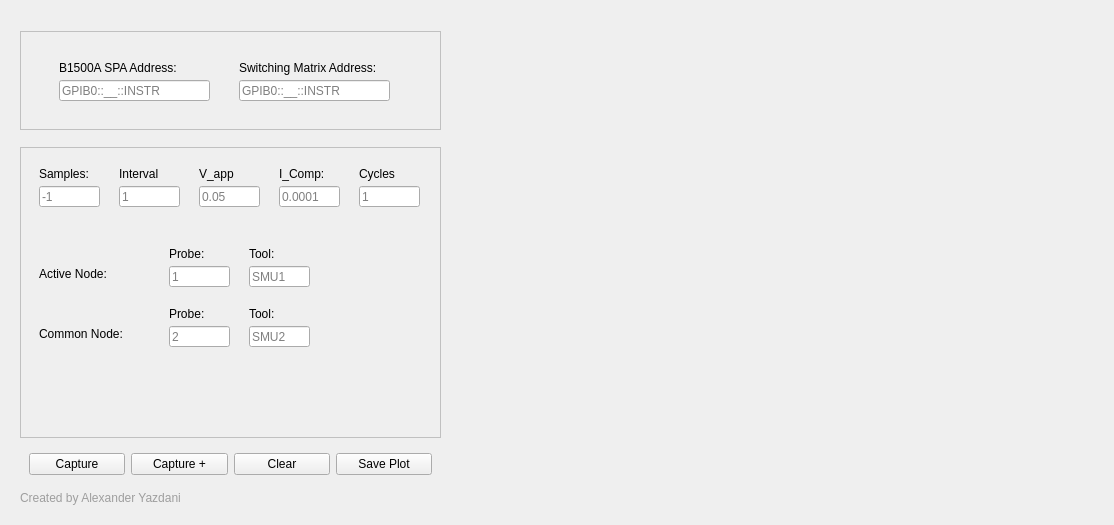
This is DC_Sampling_GUI_2Probe.ui in Alexyazdani/GUI_Testing as Qt 5 draws it before an edit. The edited form follows.
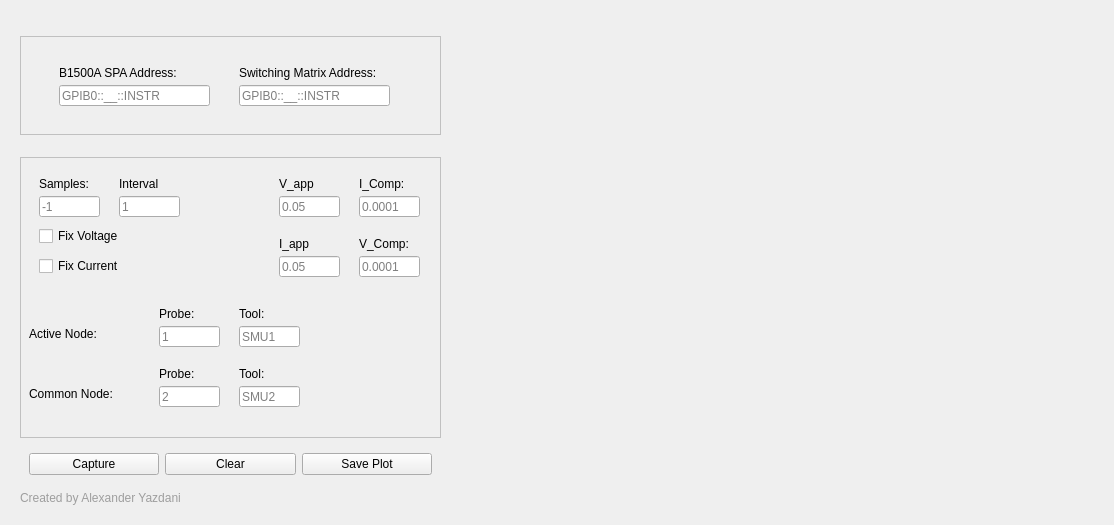
This is the edited form.

```diff
--- a/DC_Sampling_GUI_2Probe.ui
+++ b/DC_Sampling_GUI_2Probe.ui
@@ -148,13 +148,13 @@
         <property name="minimumSize">
          <size>
           <width>421</width>
-          <height>291</height>
+          <height>281</height>
          </size>
         </property>
         <property name="maximumSize">
          <size>
           <width>421</width>
-          <height>16777215</height>
+          <height>281</height>
          </size>
         </property>
         <property name="styleSheet">
@@ -214,7 +214,7 @@
            <widget class="QLineEdit" name="I_comp_entry">
             <property name="geometry">
              <rect>
-              <x>250</x>
+              <x>330</x>
               <y>30</y>
               <width>61</width>
               <height>21</height>
@@ -227,7 +227,7 @@
            <widget class="QLineEdit" name="v_step_entry">
             <property name="geometry">
              <rect>
-              <x>170</x>
+              <x>250</x>
               <y>30</y>
               <width>61</width>
               <height>21</height>
@@ -237,19 +237,6 @@
              <string>0.05</string>
             </property>
            </widget>
-           <widget class="QLineEdit" name="cycles_entry">
-            <property name="geometry">
-             <rect>
-              <x>330</x>
-              <y>30</y>
-              <width>61</width>
-              <height>21</height>
-             </rect>
-            </property>
-            <property name="placeholderText">
-             <string>1</string>
-            </property>
-           </widget>
            <widget class="QLabel" name="label_4">
             <property name="geometry">
              <rect>
@@ -266,7 +253,7 @@
            <widget class="QLabel" name="label_5">
             <property name="geometry">
              <rect>
-              <x>170</x>
+              <x>250</x>
               <y>10</y>
               <width>60</width>
               <height>16</height>
@@ -279,7 +266,7 @@
            <widget class="QLabel" name="label_6">
             <property name="geometry">
              <rect>
-              <x>250</x>
+              <x>330</x>
               <y>10</y>
               <width>60</width>
               <height>16</height>
@@ -289,24 +276,11 @@
              <string>I_Comp:</string>
             </property>
            </widget>
-           <widget class="QLabel" name="label_7">
-            <property name="geometry">
-             <rect>
-              <x>330</x>
-              <y>10</y>
-              <width>60</width>
-              <height>16</height>
-             </rect>
-            </property>
-            <property name="text">
-             <string>Cycles</string>
-            </property>
-           </widget>
            <widget class="QLineEdit" name="probe_active_entry">
             <property name="geometry">
              <rect>
-              <x>140</x>
-              <y>110</y>
+              <x>130</x>
+              <y>160</y>
               <width>61</width>
               <height>21</height>
              </rect>
@@ -318,8 +292,8 @@
            <widget class="QLineEdit" name="tool_active_entry">
             <property name="geometry">
              <rect>
-              <x>220</x>
-              <y>110</y>
+              <x>210</x>
+              <y>160</y>
               <width>61</width>
               <height>21</height>
              </rect>
@@ -331,8 +305,8 @@
            <widget class="QLabel" name="label_10">
             <property name="geometry">
              <rect>
-              <x>140</x>
-              <y>90</y>
+              <x>130</x>
+              <y>140</y>
               <width>60</width>
               <height>16</height>
              </rect>
@@ -344,8 +318,8 @@
            <widget class="QLabel" name="label_12">
             <property name="geometry">
              <rect>
-              <x>220</x>
-              <y>90</y>
+              <x>210</x>
+              <y>140</y>
               <width>60</width>
               <height>16</height>
              </rect>
@@ -357,8 +331,8 @@
            <widget class="QLineEdit" name="tool_common_entry">
             <property name="geometry">
              <rect>
-              <x>220</x>
-              <y>170</y>
+              <x>210</x>
+              <y>220</y>
               <width>61</width>
               <height>21</height>
              </rect>
@@ -370,8 +344,8 @@
            <widget class="QLabel" name="label_13">
             <property name="geometry">
              <rect>
-              <x>140</x>
-              <y>150</y>
+              <x>130</x>
+              <y>200</y>
               <width>60</width>
               <height>16</height>
              </rect>
@@ -383,8 +357,8 @@
            <widget class="QLineEdit" name="probe_common_entry">
             <property name="geometry">
              <rect>
-              <x>140</x>
-              <y>170</y>
+              <x>130</x>
+              <y>220</y>
               <width>61</width>
               <height>21</height>
              </rect>
@@ -396,8 +370,8 @@
            <widget class="QLabel" name="label_16">
             <property name="geometry">
              <rect>
-              <x>220</x>
-              <y>150</y>
+              <x>210</x>
+              <y>200</y>
               <width>60</width>
               <height>16</height>
              </rect>
@@ -409,8 +383,8 @@
            <widget class="QLabel" name="label_8">
             <property name="geometry">
              <rect>
-              <x>10</x>
-              <y>110</y>
+              <x>0</x>
+              <y>160</y>
               <width>81</width>
               <height>16</height>
              </rect>
@@ -422,8 +396,8 @@
            <widget class="QLabel" name="label_9">
             <property name="geometry">
              <rect>
-              <x>10</x>
-              <y>170</y>
+              <x>0</x>
+              <y>220</y>
               <width>101</width>
               <height>16</height>
              </rect>
@@ -432,6 +406,84 @@
              <string>Common Node:</string>
             </property>
            </widget>
+           <widget class="QLineEdit" name="I_comp_entry_2">
+            <property name="geometry">
+             <rect>
+              <x>330</x>
+              <y>90</y>
+              <width>61</width>
+              <height>21</height>
+             </rect>
+            </property>
+            <property name="placeholderText">
+             <string>0.0001</string>
+            </property>
+           </widget>
+           <widget class="QLineEdit" name="v_step_entry_2">
+            <property name="geometry">
+             <rect>
+              <x>250</x>
+              <y>90</y>
+              <width>61</width>
+              <height>21</height>
+             </rect>
+            </property>
+            <property name="placeholderText">
+             <string>0.05</string>
+            </property>
+           </widget>
+           <widget class="QLabel" name="label_14">
+            <property name="geometry">
+             <rect>
+              <x>250</x>
+              <y>70</y>
+              <width>60</width>
+              <height>16</height>
+             </rect>
+            </property>
+            <property name="text">
+             <string>I_app</string>
+            </property>
+           </widget>
+           <widget class="QLabel" name="label_15">
+            <property name="geometry">
+             <rect>
+              <x>330</x>
+              <y>70</y>
+              <width>60</width>
+              <height>16</height>
+             </rect>
+            </property>
+            <property name="text">
+             <string>V_Comp:</string>
+            </property>
+           </widget>
+           <widget class="QCheckBox" name="checkBox">
+            <property name="geometry">
+             <rect>
+              <x>10</x>
+              <y>60</y>
+              <width>87</width>
+              <height>20</height>
+             </rect>
+            </property>
+            <property name="text">
+             <string>Fix Voltage</string>
+            </property>
+           </widget>
+           <widget class="QCheckBox" name="checkBox_2">
+            <property name="geometry">
+             <rect>
+              <x>10</x>
+              <y>90</y>
+              <width>87</width>
+              <height>20</height>
+             </rect>
+            </property>
+            <property name="text">
+             <string>Fix Current</string>
+            </property>
+           </widget>
           </widget>
          </item>
         </layout>
@@ -472,13 +524,6 @@
            </property>
           </widget>
          </item>
-         <item>
-          <widget class="QPushButton" name="pushButton_2">
-           <property name="text">
-            <string>Capture +</string>
-           </property>
-          </widget>
-         </item>
          <item>
           <widget class="QPushButton" name="pushButton_3">
            <property name="text">
```
